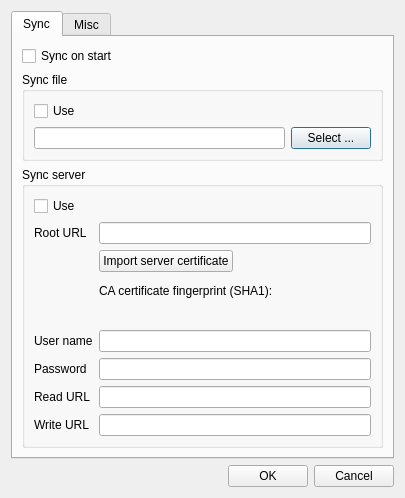
Qt form optionsdialog.ui (607011/Qt-SESAM) before a commit.
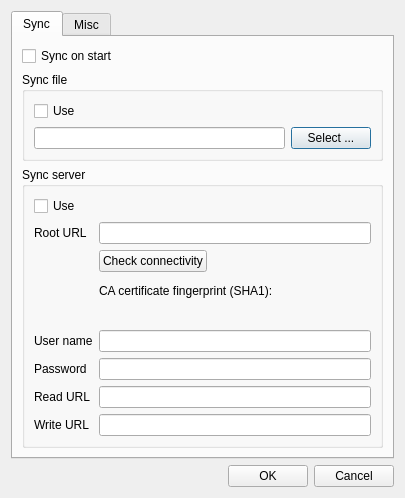
The same form after that commit.

```diff
--- a/optionsdialog.ui
+++ b/optionsdialog.ui
@@ -109,7 +109,7 @@
               <item>
                <widget class="QPushButton" name="importServerCertificatePushButton">
                 <property name="text">
-                 <string>Import server certificate</string>
+                 <string>Check connectivity</string>
                 </property>
                </widget>
               </item>
```
Left out of the diff: 2 changed lines with no effect on the pictures.
